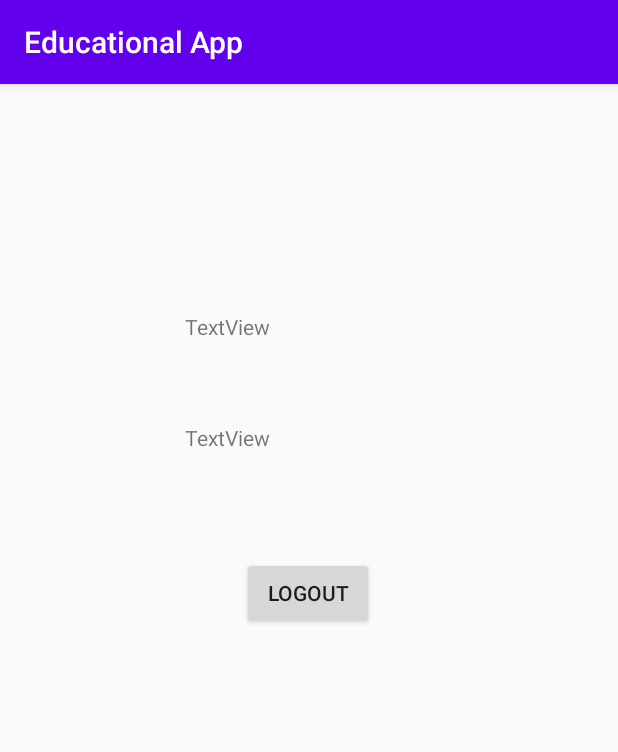
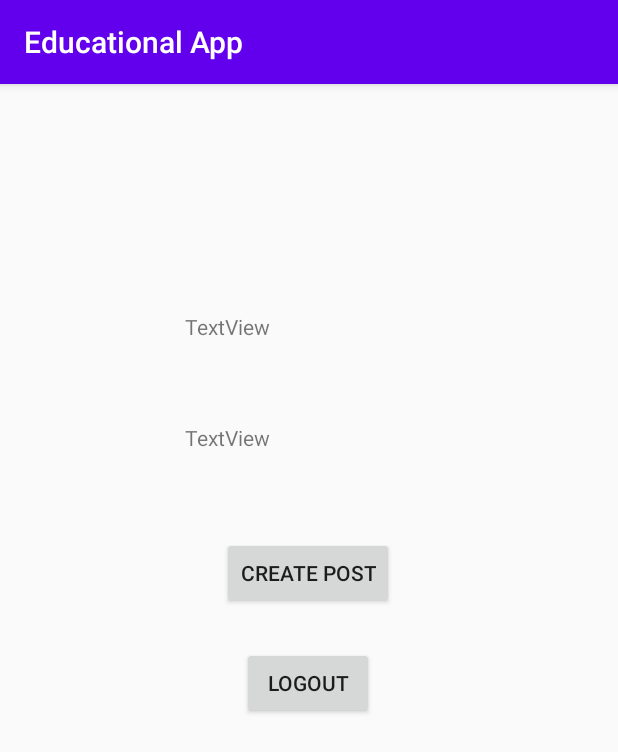
Before and after one commit to sale7268/LearnIt, an Android app: the HomeActivity screen opened directly, with no data from a screen before it, on a phone screen of 412 x 824 dp. Shown: the top 752 px of the screen. Run offline under Robolectric (Android 15) with nearby library versions, the phone set to English and light mode, and no system bars; libraries missing offline, so code that uses them is left out: com.parse; 2 statements that could not run were skipped.

Commit message:
Added stuff for the post creation but having problems adding post to database

```diff
--- a/app/src/main/AndroidManifest.xml
+++ b/app/src/main/AndroidManifest.xml
@@ -13,7 +13,8 @@
         android:roundIcon="@mipmap/ic_launcher_round"
         android:supportsRtl="true"
         android:theme="@style/AppTheme">
-        <activity android:name=".HomeActivity"></activity>
+        <activity android:name=".CreatePostActivity"></activity>
+        <activity android:name=".HomeActivity" />
         <activity android:name=".CreateAccountActivity" />
         <activity android:name=".LoginActivity" />
         <activity android:name=".StartupActivity" />
--- a/app/src/main/java/edu/csumb/educationalapp/App.java
+++ b/app/src/main/java/edu/csumb/educationalapp/App.java
@@ -18,8 +18,6 @@ public class App extends Application {
                 .server(getString(R.string.back4app_server_url))
                 .build()
         );
-
         ParseInstallation.getCurrentInstallation().saveInBackground();
     }
-
 }
--- a/app/src/main/java/edu/csumb/educationalapp/MainActivity.java
+++ b/app/src/main/java/edu/csumb/educationalapp/MainActivity.java
@@ -27,6 +27,7 @@ public class MainActivity extends AppCompatActivity {
         etPassword = findViewById(R.id.etPassword);
     }
 
+    //when login button is clicked this function is used to check whether user is in the database
     public void login(View view){
         if(TextUtils.isEmpty((etEmail.getText()))) {
             etEmail.setError("Email is required");
@@ -46,6 +47,7 @@ public class MainActivity extends AppCompatActivity {
                         startActivity(intent);
                         finish();
                     } else {
+                        //if user login doesn't work or exist print the ParseException e message
                         ParseUser.logOut();
                         Toast.makeText(MainActivity.this, e.getMessage(), Toast.LENGTH_LONG).show();
                     }
--- a/app/src/main/res/layout/activity_home.xml
+++ b/app/src/main/res/layout/activity_home.xml
@@ -27,12 +27,25 @@
         app:layout_constraintTop_toBottomOf="@+id/tvName" />
 
     <Button
+        android:id="@+id/createPost"
+        android:layout_width="wrap_content"
+        android:layout_height="wrap_content"
+        android:onClick="createPost"
+        android:text="Create Post"
+        app:layout_constraintBottom_toTopOf="@+id/btnLogout"
+        app:layout_constraintEnd_toEndOf="parent"
+        app:layout_constraintHorizontal_bias="0.498"
+        app:layout_constraintStart_toStartOf="parent"
+        app:layout_constraintTop_toBottomOf="@+id/tvEmail"
+        app:layout_constraintVertical_bias="0.583" />
+
+    <Button
         android:id="@+id/btnLogout"
         android:layout_width="wrap_content"
         android:layout_height="wrap_content"
-        android:layout_marginTop="48dp"
+        android:layout_marginTop="108dp"
+        android:onClick="logout"
         android:text="logout"
-        android:onClick="logout"
         app:layout_constraintEnd_toEndOf="parent"
         app:layout_constraintHorizontal_bias="0.498"
         app:layout_constraintStart_toStartOf="parent"
```
Also changed, not shown: app/src/main/java/edu/csumb/educationalapp/CreatePostActivity.java (added, +47 -0 lines), app/src/main/java/edu/csumb/educationalapp/HomeActivity.java (+8 -0 lines), app/src/main/res/layout/activity_create_post.xml (added, +61 -0 lines), 1 other file.
